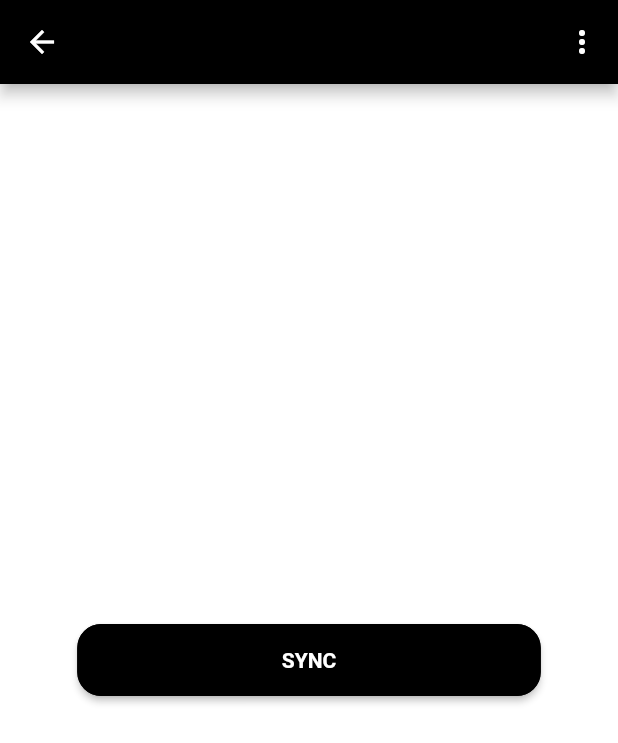
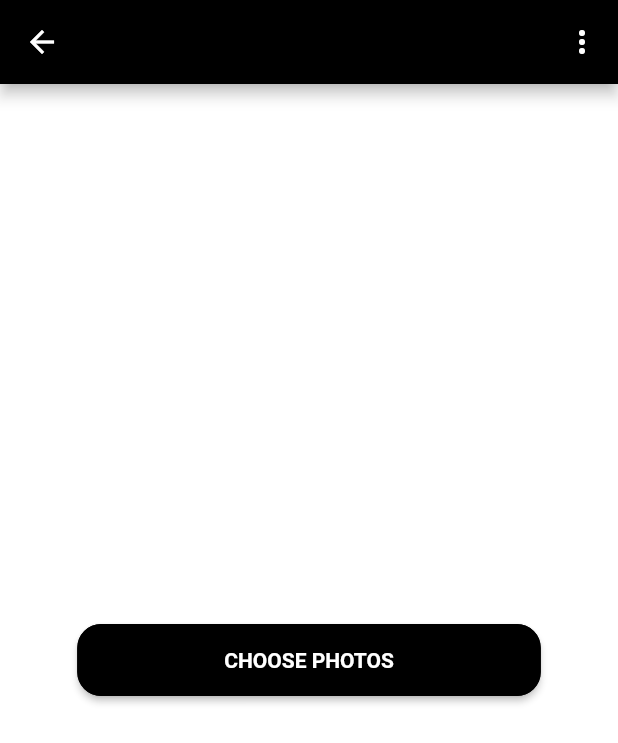
Before and after one commit to defuncart/photos_sync, a Flutter app: the HomeScreen screen opened by its route, on a phone screen of 412 x 824 dp. Shown: the top 743 px of the screen. Run offline on Flutter 3.47's test engine with Material 2 defaults, Android fonts, the phone set to English and light mode, and no system bars; our stand-ins replace cloud_firestore, file_picker, firebase_auth, firebase_storage, shared_preferences; accounts and stored records are empty.

Commit message:
Update loca.

```diff
--- a/assets_dev/loca/loca.csv
+++ b/assets_dev/loca/loca.csv
@@ -12,6 +12,7 @@ loginScreenTitle;Login Screen;Einloggen;Login
 loginScreenMainButtonText;Login Screen;Fortfahren;Continue
 loginScreenSecondaryButtonText;Login Screen;Du hast noch kein Konto?;Don't have an account?
 homeScreenDeleteAllButtonText;Home Screen;Alle Bilder löschen;Delete all photos
+homeScreenChoosePhotosButtonText;Home Screen;Photos auswählen;Choose photos
 homeScreenLogoutButtonText;Home Screen;Ausloggen;Logout
 homeScreenUploadingText;Home Screen;Uploading %completed$d/%total$d...;Uploading %completed$d/%total$d...
 errorPopupTitleText;Error popup;Ooops;Ooops
--- a/lib/i18n.dart
+++ b/lib/i18n.dart
@@ -39,6 +39,9 @@ class I18n {
   static String get homeScreenDeleteAllButtonText =>
       _getText('homeScreenDeleteAllButtonText');
 
+  static String get homeScreenChoosePhotosButtonText =>
+      _getText('homeScreenChoosePhotosButtonText');
+
   static String get homeScreenLogoutButtonText =>
       _getText('homeScreenLogoutButtonText');
 
@@ -78,6 +81,7 @@ class I18n {
     'loginScreenMainButtonText': 'Fortfahren',
     'loginScreenSecondaryButtonText': 'Du hast noch kein Konto?',
     'homeScreenDeleteAllButtonText': 'Alle Bilder löschen',
+    'homeScreenChoosePhotosButtonText': 'Photos auswählen',
     'homeScreenLogoutButtonText': 'Ausloggen',
     'homeScreenUploadingText': 'Uploading %completed\$d/%total\$d...',
     'errorPopupTitleText': 'Ooops',
@@ -99,6 +103,7 @@ class I18n {
     'loginScreenMainButtonText': 'Continue',
     'loginScreenSecondaryButtonText': 'Don\'t have an account?',
     'homeScreenDeleteAllButtonText': 'Delete all photos',
+    'homeScreenChoosePhotosButtonText': 'Choose photos',
     'homeScreenLogoutButtonText': 'Logout',
     'homeScreenUploadingText': 'Uploading %completed\$d/%total\$d...',
     'errorPopupTitleText': 'Ooops',
--- a/lib/widgets/home_screen/home_screen.dart
+++ b/lib/widgets/home_screen/home_screen.dart
@@ -76,7 +76,7 @@ class __HomePageContentState extends State<_HomePageContent> {
         child: _isUploading
             ? Text(I18n.homeScreenUploadingText(completed: _photosUploaded, total: _photosToUpload))
             : CustomButton(
-                buttonText: 'Sync',
+                buttonText: I18n.homeScreenChoosePhotosButtonText,
                 onPressed: () async {
                   final files = await FilePicker.getMultiFile(
                     type: FileType.custom,
```
